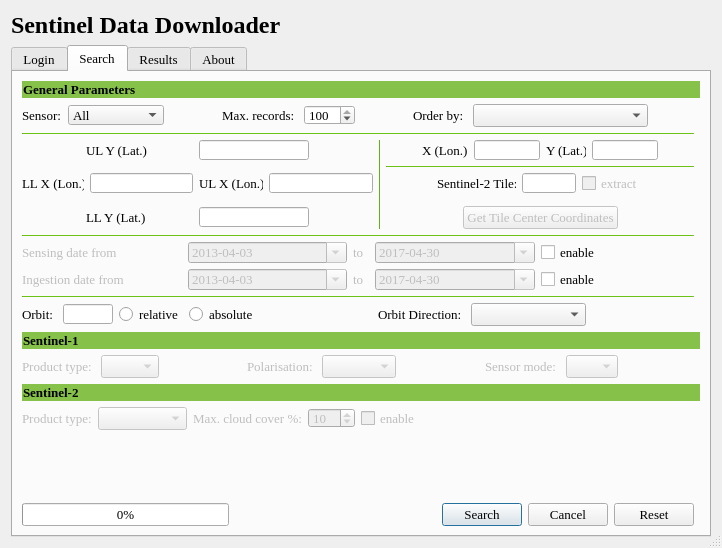
Old version of the form sentinel_downloader_dialog_base.ui in the repository augustinh22/SentinelDownloader.
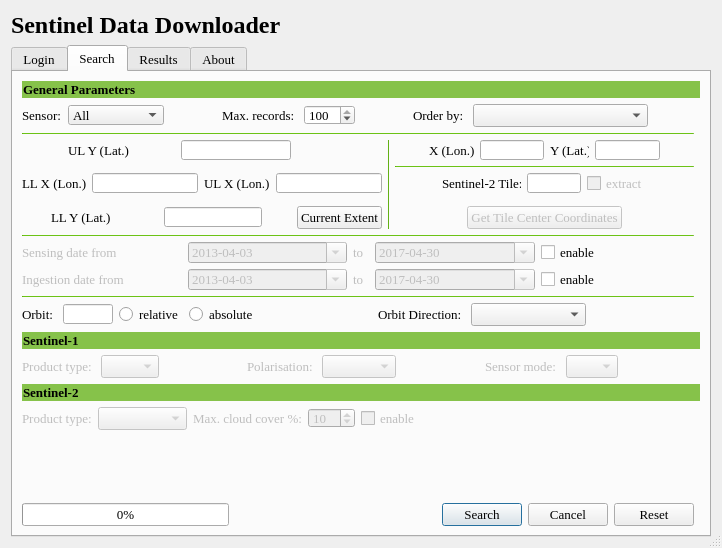
New version of the form. The open tabs and pages were chosen to show the change.

Commit message: Get current extent functionality

What changed in the file:
```diff
--- a/sentinel_downloader_dialog_base.ui
+++ b/sentinel_downloader_dialog_base.ui
@@ -1689,6 +1689,19 @@
                </property>
               </spacer>
              </item>
+             <item>
+              <spacer name="horizontalSpacer_23">
+               <property name="orientation">
+                <enum>Qt::Horizontal</enum>
+               </property>
+               <property name="sizeHint" stdset="0">
+                <size>
+                 <width>40</width>
+                 <height>20</height>
+                </size>
+               </property>
+              </spacer>
+             </item>
             </layout>
            </item>
            <item row="2" column="0">
@@ -1828,6 +1841,13 @@
                </property>
               </spacer>
              </item>
+             <item>
+              <widget class="QPushButton" name="btnExtent">
+               <property name="text">
+                <string>Current Extent</string>
+               </property>
+              </widget>
+             </item>
             </layout>
            </item>
            <item row="0" column="1" rowspan="5">
```
Left out of the diff: 6 changed lines with no effect on the pictures. The commit also changes 4 other files.
